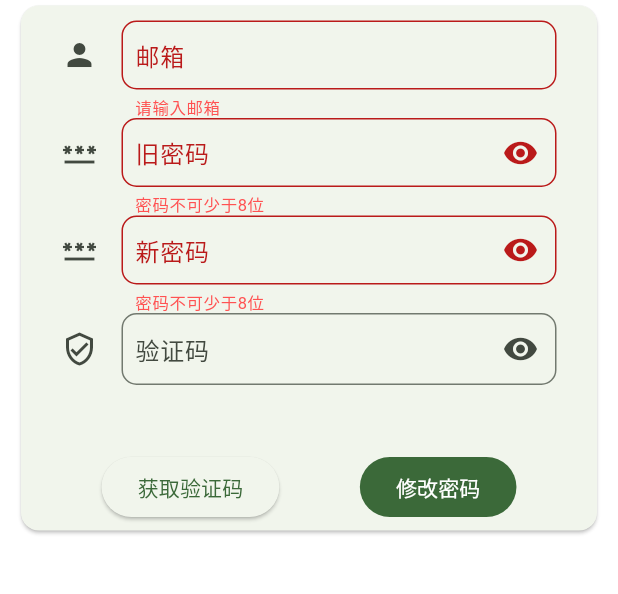
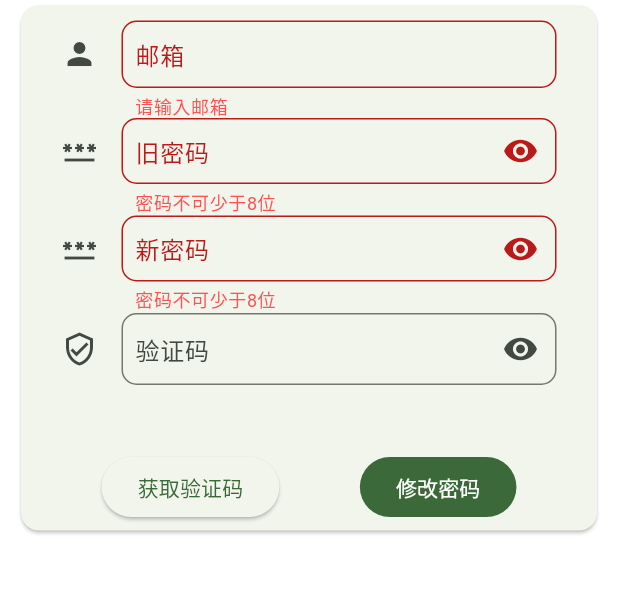
Before and after one commit to wuzesi123/chat, a Flutter app: the ChangePasswordPage screen opened directly, after a tap on "修改密码", on a phone screen of 412 x 824 dp, the part 242-836 px from its top. Run offline on Flutter 3.47's test engine with Material 2 defaults, Android fonts, the phone set to English and light mode, and no system bars; drawn by our look-alikes of auto_size_text, dynamic_color; our stand-ins replace animated_list_plus, dio, flutter_advanced_drawer, flutter_easyloading, flutter_screenutil, flutter_slidable and 6 more; missing offline and left inert: chatview, dio_smart_retry, fast_rsa; accounts and stored records are empty.

Commit message:
编译win，修改提示字体大小，修改修改密码错误

```diff
--- a/lib/widget/login/change_password/logic.dart
+++ b/lib/widget/login/change_password/logic.dart
@@ -7,6 +7,7 @@ import 'package:get/get.dart';
 import '../../../network/http/api.dart';
 import '../../../network/http/model/change_email_req.dart';
 import '../../../network/http/model/get_email_code_req.dart';
+import '../../../utils/signUtil.dart';
 import '../logic.dart';
 import 'state.dart';
 
@@ -44,6 +45,8 @@ class ChangePasswordLogic extends GetxController {
         //需要过去的密码
         newPassword: state.newPassword,
         code: state.code);
+    changePasswordReq.originPassword = await SignUtil.rsa(state.originPassword);
+    changePasswordReq.newPassword = await SignUtil.rsa(state.newPassword);
     var res = await OpenApi()
         .getUserApi()
         .apiUserChangePasswordPost(changePasswordReq: changePasswordReq);
--- a/lib/widget/login/change_password/view.dart
+++ b/lib/widget/login/change_password/view.dart
@@ -132,7 +132,7 @@ class _ChangePasswordCardState extends State<ChangePasswordCard> {
                       contentPadding: EdgeInsets.symmetric(
                           vertical: 5, horizontal: 5),
                       errorStyle: TextStyle(
-                        fontSize: 10.sp,
+                        fontSize: 12,
                         color: Colors.redAccent,
                       )),
                 ),
@@ -167,7 +167,7 @@ class _ChangePasswordCardState extends State<ChangePasswordCard> {
                       contentPadding: EdgeInsets.symmetric(
                           vertical: 5, horizontal: 5),
                       errorStyle: TextStyle(
-                        fontSize: 10.sp,
+                        fontSize: 12,
                         color: Colors.redAccent,
                       )),
                   obscureText: state.showOriginPassword.value,
@@ -203,7 +203,7 @@ class _ChangePasswordCardState extends State<ChangePasswordCard> {
                       contentPadding: EdgeInsets.symmetric(
                           vertical: 5, horizontal: 5),
                       errorStyle: TextStyle(
-                        fontSize: 10.sp,
+                        fontSize: 12,
                         color: Colors.redAccent,
                       )),
                   obscureText: state.showNewPassword.value,
@@ -233,7 +233,7 @@ class _ChangePasswordCardState extends State<ChangePasswordCard> {
                       contentPadding: EdgeInsets.symmetric(
                           vertical: 5, horizontal: 5),
                       errorStyle: TextStyle(
-                        fontSize: 10.sp,
+                        fontSize: 12,
                         color: Colors.redAccent,
                       )),
                   obscureText: state.showCodeCheck.value,
--- a/lib/widget/login/register/logic.dart
+++ b/lib/widget/login/register/logic.dart
@@ -24,7 +24,9 @@ class RegisterLogic extends GetxController {
     );
     registerReq.password = await SignUtil.rsa(state.password);
     var res = await OpenApi().getUserApi().apiUserRegisterPost(registerReq:registerReq);
-    loginLogic.login(state.email, state.password);
+    if(res!.data!.code == 200){
+      loginLogic.login(state.email, state.password);
+    }
   }
 
   getCode() async {
--- a/lib/widget/login/register/view.dart
+++ b/lib/widget/login/register/view.dart
@@ -160,7 +160,7 @@ class _RegisterCardState extends State<RegisterCard> {
                           contentPadding: EdgeInsets.symmetric(
                               vertical: 5, horizontal: 5),
                           errorStyle: TextStyle(
-                            fontSize: 10.sp,
+                            fontSize: 12,
                             color: Colors.redAccent,
                           )),
                     ),
@@ -196,7 +196,7 @@ class _RegisterCardState extends State<RegisterCard> {
                           contentPadding: EdgeInsets.symmetric(
                               vertical: 5, horizontal: 5),
                           errorStyle: TextStyle(
-                            fontSize: 10.sp,
+                            fontSize: 12,
                             color: Colors.redAccent,
                           )),
                       obscureText: state.showPassword.value,
@@ -227,7 +227,7 @@ class _RegisterCardState extends State<RegisterCard> {
                           contentPadding: EdgeInsets.symmetric(
                               vertical: 5, horizontal: 5),
                           errorStyle: TextStyle(
-                            fontSize: 10.sp,
+                            fontSize: 12,
                             color: Colors.redAccent,
                           )),
                       obscureText: state.showCodeCheck.value,
--- a/lib/widget/login/view.dart
+++ b/lib/widget/login/view.dart
@@ -111,7 +111,7 @@ class _LoginCardState extends State<LoginCard> {
                           contentPadding: const EdgeInsets.symmetric(
                               vertical: 5, horizontal: 5),
                           errorStyle: TextStyle(
-                            fontSize: 10.sp,
+                            fontSize: 12,
                             color: Colors.redAccent,
                           )),
                     ),
@@ -148,7 +148,7 @@ class _LoginCardState extends State<LoginCard> {
                           contentPadding: EdgeInsets.symmetric(
                               vertical: 5, horizontal: 5),
                           errorStyle: TextStyle(
-                            fontSize: 10.sp,
+                            fontSize: 12,
                             color: Colors.redAccent,
                           )),
                       obscureText: state.showPassword.value,
```
Also changed, not shown: pubspec.lock, 1 other file.
